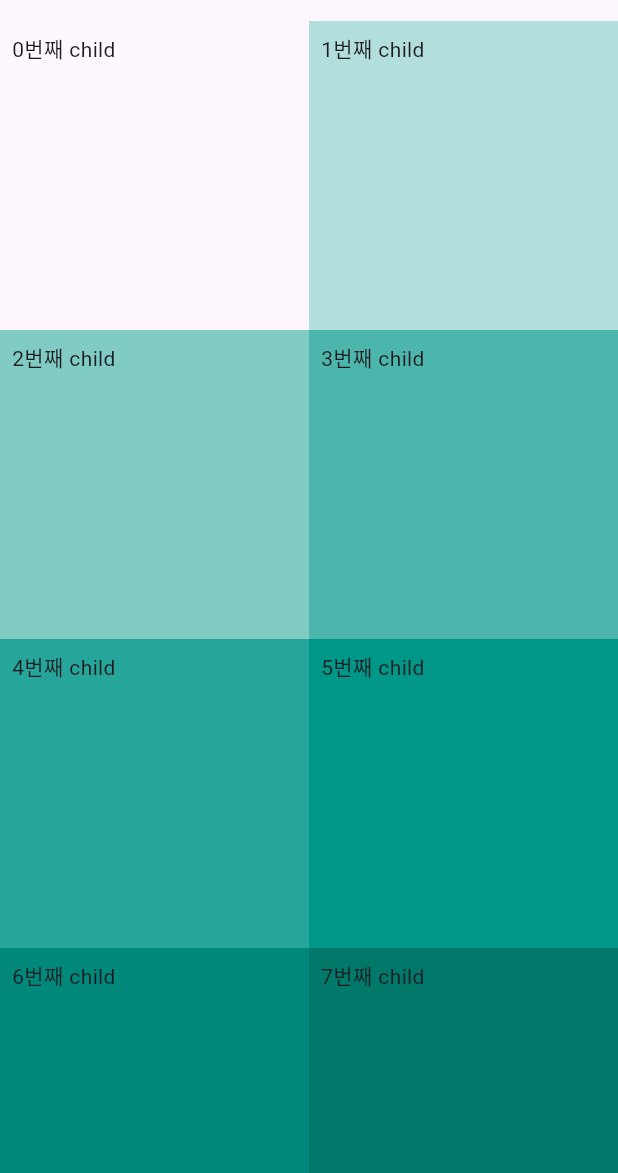
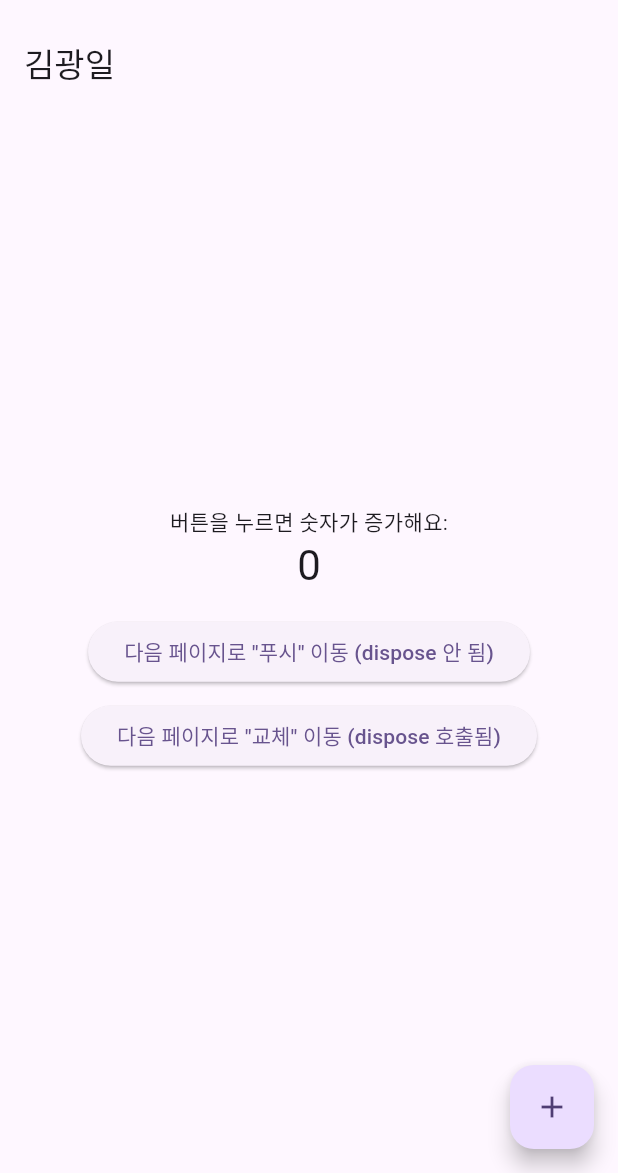
Before and after one commit to pangil5634/Flutter_Basic, a Flutter app: the screen it shows after launch, on a phone screen of 412 x 824 dp, the part 63-1236 px from its top. Run offline on Flutter 3.47's test engine with Material 3 defaults, Android fonts, the phone set to English and light mode, and no system bars.

Commit message:
study : state several widget test

```diff
--- a/lib/main.dart
+++ b/lib/main.dart
@@ -1,6 +1,6 @@
 import 'package:flutter/material.dart';
 import 'package:test_app/layout/drawer.dart';
-import 'package:test_app/past/grid_view.dart';
+import 'package:test_app/past/statefulwidget.dart';
 
 void main() {
   runApp(const MyApp());
@@ -36,7 +36,7 @@ class _MyHomePageState extends State<MyHomePage> {
         leading: const Icon(Icons.arrow_back),
         title: const Text('App Bar'),
       ),
-      body: const HomeGridView(),
+      body: const Center(child: StatefulCounterApp(title: "김광일")),
       drawer: const LayoutDrawer(),
     );
   }
--- /dev/null
+++ b/lib/past/statefulwidget.dart
@@ -0,0 +1,96 @@
+import 'package:flutter/material.dart';
+
+class StatefulCounterApp extends StatefulWidget {
+  const StatefulCounterApp({super.key, required this.title});
+  final String title;
+
+  @override
+  State<StatefulCounterApp> createState() => _StatefulCounterAppState();
+}
+
+class _StatefulCounterAppState extends State<StatefulCounterApp> {
+  int _counter = 0;
+
+  void _incrementCounter() => setState(() => _counter++);
+
+  @override
+  void initState() {
+    super.initState();
+    print('initState() 호출됨');
+  }
+
+  @override
+  Widget build(BuildContext context) {
+    print('build() 호출됨');
+    return Scaffold(
+      appBar: AppBar(title: Text(widget.title)),
+      body: Center(
+        child: Column(
+          mainAxisAlignment: MainAxisAlignment.center,
+          children: [
+            const Text('버튼을 누르면 숫자가 증가해요:'),
+            Text(
+              '$_counter',
+              style: Theme.of(context).textTheme.headlineMedium,
+            ),
+            const SizedBox(height: 16),
+            ElevatedButton(
+              onPressed: () {
+                // 이전 화면 유지 → dispose 안 호출됨
+                Navigator.push(
+                  context,
+                  MaterialPageRoute(builder: (_) => const NextPage()),
+                );
+              },
+              child: const Text('다음 페이지로 "푸시" 이동 (dispose 안 됨)'),
+            ),
+            const SizedBox(height: 8),
+            ElevatedButton(
+              onPressed: () {
+                // 이전 화면을 대체 → 즉시 dispose 호출됨
+                Navigator.pushReplacement(
+                  context,
+                  MaterialPageRoute(builder: (_) => const NextPage()),
+                );
+              },
+              child: const Text('다음 페이지로 "교체" 이동 (dispose 호출됨)'),
+            ),
+          ],
+        ),
+      ),
+      floatingActionButton: FloatingActionButton(
+        onPressed: _incrementCounter,
+        tooltip: '증가',
+        child: const Icon(Icons.add),
+      ),
+    );
+  }
+
+  @override
+  void dispose() {
+    print('dispose() 호출됨: 리소스 정리');
+    super.dispose();
+  }
+}
+
+class NextPage extends StatelessWidget {
+  const NextPage({super.key});
+
+  @override
+  Widget build(BuildContext context) {
+    return Scaffold(
+      appBar: AppBar(title: const Text('다음 페이지')),
+      body: Center(
+        child: ElevatedButton(
+          onPressed: () {
+            // 이전 페이지가 스택에 남아있다면 pop 시점에 그 페이지 dispose 호출됨
+            Navigator.pop(context);
+          },
+          child: const Text(
+            '이전 페이지로 돌아가기 \n(이전 페이지 dispose는 pushReplacement에서만)',
+          ),
+        ),
+      ),
+    );
+  }
+}
```
Also changed, not shown: lib/past/state.dart (added, +34 -0 lines), lib/past/test.dart (added, +29 -0 lines).
